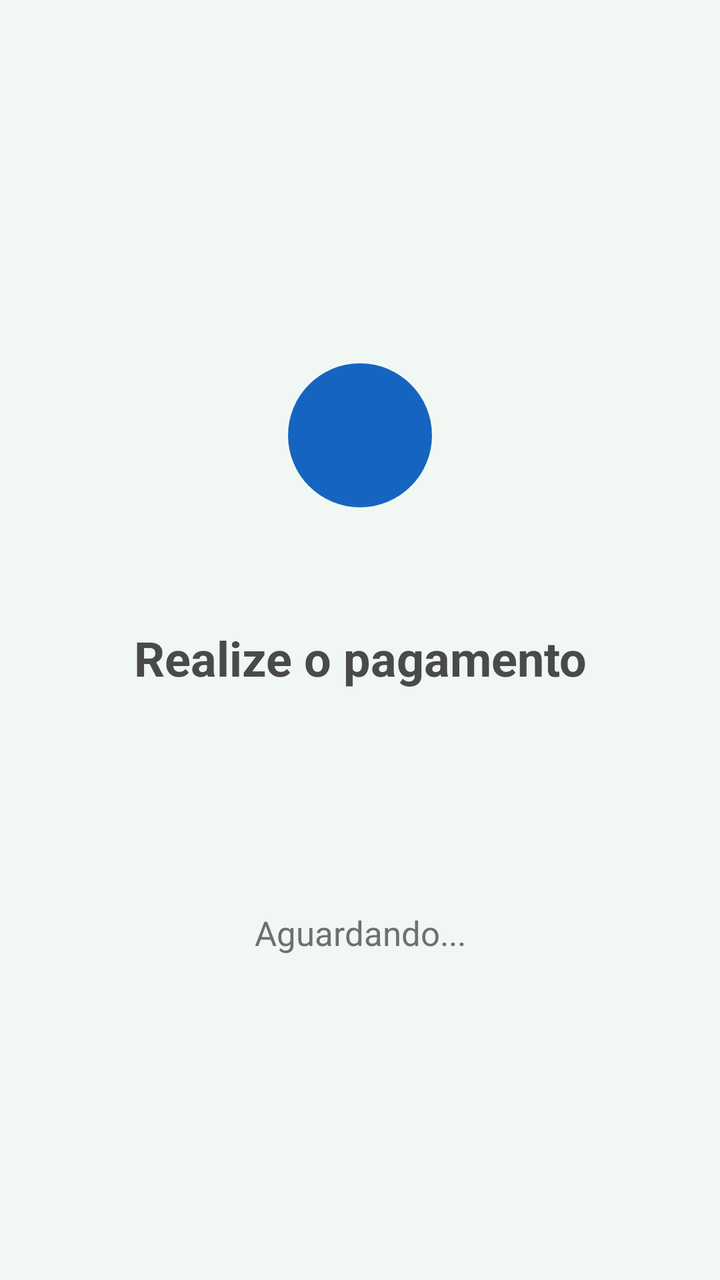
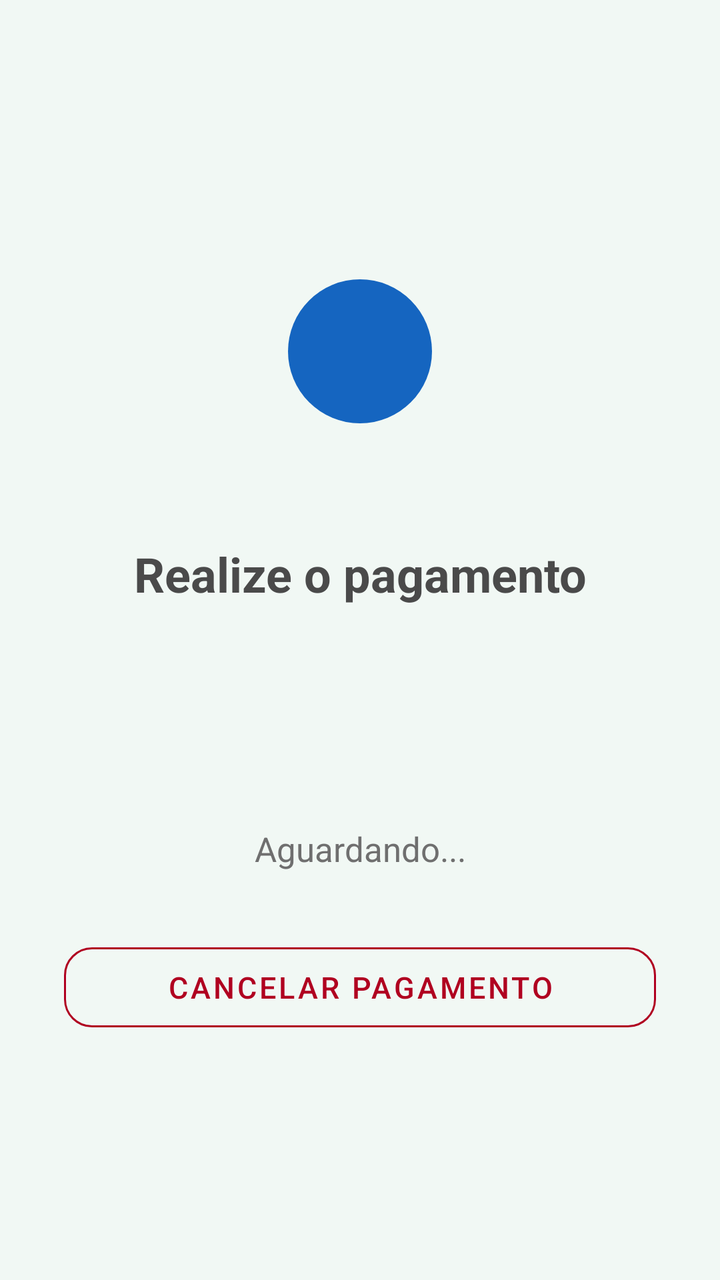

An Android layout rendered at two revisions. The XML below is the earlier revision; the diff shows what the commit changed to produce the second picture.
<!-- AndroidManifest.xml: application theme Theme.DemoPPS -->
<!-- res/layout/activity_pagamento.xml -->
<?xml version="1.0" encoding="utf-8"?>
<androidx.constraintlayout.widget.ConstraintLayout
    xmlns:android="http://schemas.android.com/apk/res/android"
    xmlns:app="http://schemas.android.com/apk/res-auto"
    android:layout_width="match_parent"
    android:layout_height="match_parent"
    android:background="@color/verde_fundo_suave"
    android:padding="32dp">

    <LinearLayout
        android:layout_width="0dp"
        android:layout_height="wrap_content"
        android:gravity="center"
        android:orientation="vertical"
        app:layout_constraintTop_toTopOf="parent"
        app:layout_constraintBottom_toBottomOf="parent"
        app:layout_constraintStart_toStartOf="parent"
        app:layout_constraintEnd_toEndOf="parent">

        <FrameLayout
            android:layout_width="110dp"
            android:layout_height="110dp"
            android:clipChildren="false"
            android:clipToPadding="false">

            <View
                android:id="@+id/bolinhaPagamento"
                android:layout_width="72dp"
                android:layout_height="72dp"
                android:layout_gravity="center"
                android:background="@drawable/bg_bolinha_pagamento" />

        </FrameLayout>

        <TextView
            android:id="@+id/txtTitulo"
            android:layout_width="match_parent"
            android:layout_height="wrap_content"
            android:layout_marginTop="40dp"
            android:gravity="center"
            android:text="Realize o pagamento"
            android:textColor="@color/cinza_titulo"
            android:textSize="24sp"
            android:textStyle="bold" />

        <TextView
            android:id="@+id/txtValor"
            android:layout_width="match_parent"
            android:layout_height="wrap_content"
            android:layout_marginTop="12dp"
            android:gravity="center"
            android:textColor="@color/azul_topbar"
            android:textSize="30sp"
            android:textStyle="bold" />

        <TextView
            android:id="@+id/txtParcelamento"
            android:layout_width="match_parent"
            android:layout_height="wrap_content"
            android:layout_marginTop="8dp"
            android:gravity="center"
            android:textColor="@color/cinza_texto"
            android:textSize="16sp" />

        <TextView
            android:id="@+id/txtMensagem"
            android:layout_width="match_parent"
            android:layout_height="wrap_content"
            android:layout_marginTop="28dp"
            android:gravity="center"
            android:text="Aguardando..."
            android:textColor="@color/cinza_texto"
            android:textSize="17sp" />

    </LinearLayout>

</androidx.constraintlayout.widget.ConstraintLayout>
<!-- resources referenced by this layout -->
<resources>
  <color name="azul_topbar">#1565C0</color>
  <color name="cinza_texto">#6F6F6F</color>
  <color name="cinza_titulo">#4A4A4A</color>
  <color name="verde_fundo_suave">#F1F8F4</color>
  <!-- drawable bg_bolinha_pagamento (drawable) -->
  <?xml version="1.0" encoding="utf-8"?>
  <shape xmlns:android="http://schemas.android.com/apk/res/android"
      android:shape="oval">
  
      <solid android:color="@color/azul_topbar" />
  
  </shape>
  <style name="Theme.DemoPPS" parent="Theme.MaterialComponents.DayNight.DarkActionBar">
          <item name="colorPrimary">@color/azul_topbar</item>
          <item name="colorPrimaryVariant">@color/azul_topbar_escuro</item>
          <item name="colorOnPrimary">@color/branco</item>
          <item name="android:statusBarColor">@color/azul_topbar_escuro</item>
      </style>
  <color name="azul_topbar_escuro">#0D47A1</color>
  <color name="branco">#FFFFFF</color>
</resources>

<!-- the commit's change to res/layout/activity_pagamento.xml (unified diff, before → after) -->
@@ -72,6 +72,18 @@
             android:textColor="@color/cinza_texto"
             android:textSize="17sp" />
 
+        <com.google.android.material.button.MaterialButton
+            android:id="@+id/btnCancelarPagamento"
+            style="@style/Widget.MaterialComponents.Button.OutlinedButton"
+            android:layout_width="match_parent"
+            android:layout_height="52dp"
+            android:layout_marginTop="32dp"
+            android:text="Cancelar pagamento"
+            android:textSize="15sp"
+            android:textColor="?attr/colorError"
+            app:strokeColor="?attr/colorError"
+            app:cornerRadius="14dp" />
+
     </LinearLayout>
 
 </androidx.constraintlayout.widget.ConstraintLayout>
